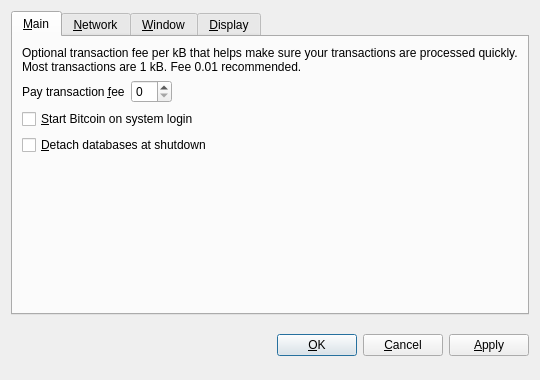
Qt form src/qt/forms/optionsdialog.ui (Omega6/Bitcoin-Scrypt) before a commit.
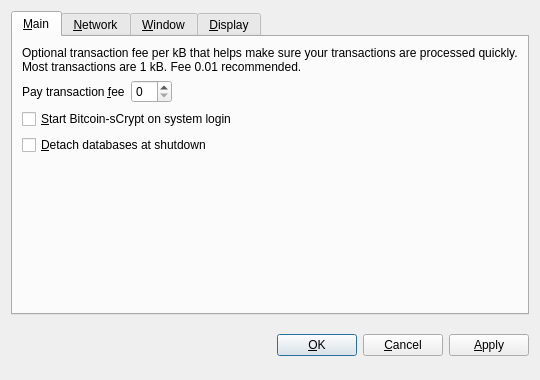
The same form after that commit. The open tabs and pages were chosen to show the change. Custom widgets are drawn as their Qt base class.

Commit message: Bitcoin sCrypt v1.2.0

What changed in the file:
```diff
--- a/src/qt/forms/optionsdialog.ui
+++ b/src/qt/forms/optionsdialog.ui
@@ -82,7 +82,7 @@
           <string>Automatically start Bitcoin after logging in to the system.</string>
          </property>
          <property name="text">
-          <string>&amp;Start Bitcoin on system login</string>
+          <string>&amp;Start Bitcoin-sCrypt on system login</string>
          </property>
         </widget>
        </item>
```
Left out of the diff: 10 changed lines with no effect on the pictures. The commit also changes 287 other files.
